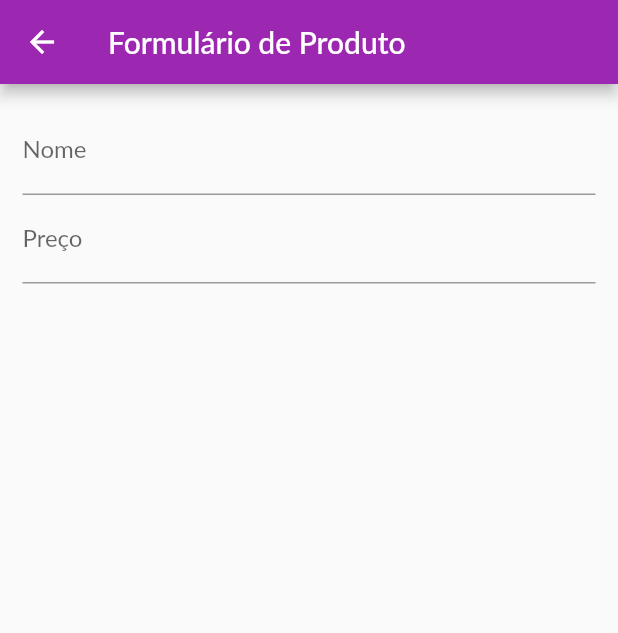
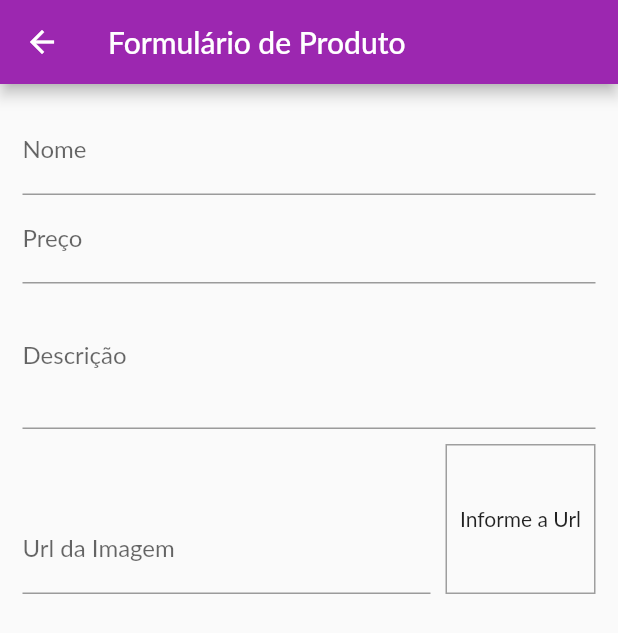
Before and after one commit to RenatoMoratto/my-store-flutter, a Flutter app: the ProductFormPage screen opened by its route, on a phone screen of 412 x 824 dp. Shown: the top 633 px of the screen. Run offline on Flutter 3.47's test engine with Material 2 defaults, Android fonts, the phone set to English and light mode, and no system bars; network calls fail; Roboto replaces fonts that are missing (Lato).

Commit message:
feat: add description and image url form fields

```diff
--- a/lib/pages/product_form_page.dart
+++ b/lib/pages/product_form_page.dart
@@ -8,6 +8,26 @@ class ProductFormPage extends StatefulWidget {
 }
 
 class _ProductFormPageState extends State<ProductFormPage> {
+  final _imageUrlFocus = FocusNode();
+  final _imageUrlController = TextEditingController();
+
+  @override
+  void initState() {
+    super.initState();
+    _imageUrlController.addListener(updateImage);
+  }
+
+  @override
+  void dispose() {
+    super.dispose();
+    _imageUrlFocus.removeListener(updateImage);
+    _imageUrlFocus.dispose();
+  }
+
+  void updateImage() {
+    setState(() {});
+  }
+
   @override
   Widget build(BuildContext context) {
     return Scaffold(
@@ -30,6 +50,48 @@ class _ProductFormPageState extends State<ProductFormPage> {
                   decimal: true,
                 ),
               ),
+              TextFormField(
+                decoration: const InputDecoration(labelText: 'Descrição'),
+                keyboardType: TextInputType.multiline,
+                maxLines: 3,
+              ),
+              Row(
+                crossAxisAlignment: CrossAxisAlignment.end,
+                children: [
+                  Expanded(
+                    child: TextFormField(
+                      decoration: const InputDecoration(
+                        labelText: 'Url da Imagem',
+                      ),
+                      keyboardType: TextInputType.url,
+                      textInputAction: TextInputAction.done,
+                      controller: _imageUrlController,
+                      focusNode: _imageUrlFocus,
+                    ),
+                  ),
+                  Container(
+                    height: 100,
+                    width: 100,
+                    alignment: Alignment.center,
+                    margin: const EdgeInsets.only(
+                      top: 10,
+                      left: 10,
+                    ),
+                    decoration: BoxDecoration(
+                      border: Border.all(
+                        color: Colors.grey,
+                        width: 1,
+                      ),
+                    ),
+                    child: _imageUrlController.text.isEmpty
+                        ? const Text('Informe a Url')
+                        : FittedBox(
+                            fit: BoxFit.cover,
+                            child: Image.network(_imageUrlController.text),
+                          ),
+                  ),
+                ],
+              ),
             ],
           ),
         ),
```
